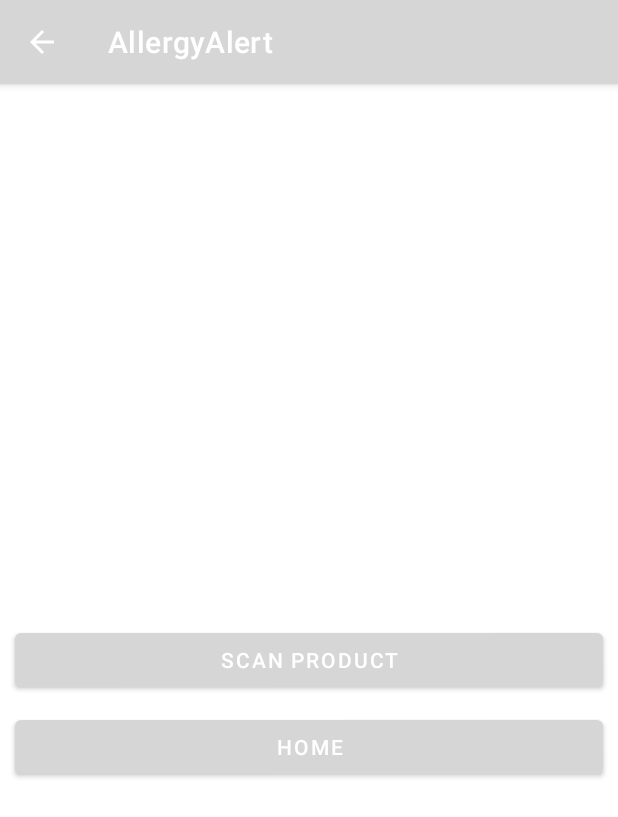
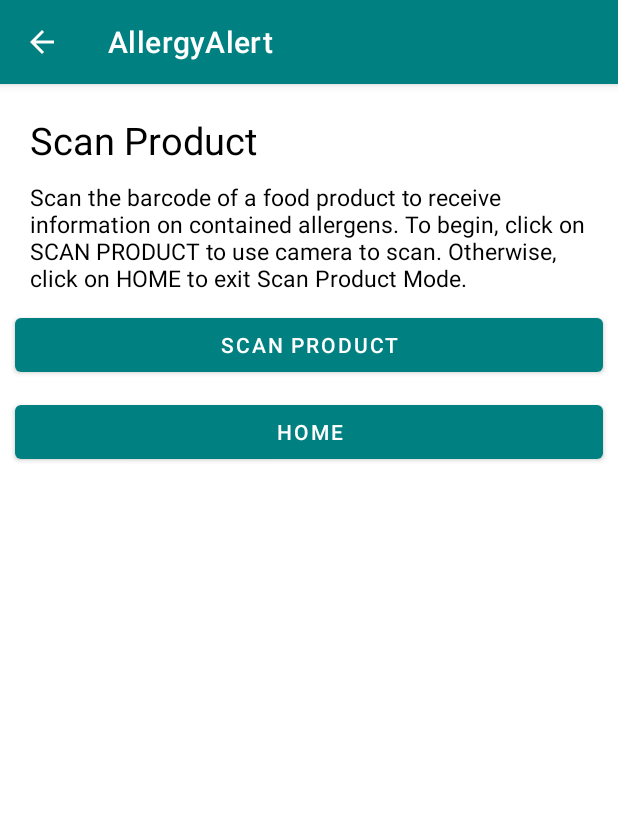
Before and after one commit to LeoBueno15/AllergyAlert, an Android app: the ScanProduct screen opened directly, with no data from a screen before it, on a phone screen of 412 x 824 dp. Shown: the top 817 px of the screen. Run offline under Robolectric (Android 15) with nearby library versions, the phone set to English and light mode, and no system bars; libraries missing offline, so code that uses them is left out: com.google.zxing.integration.

Commit message:
Commit to Allergy Alert project. Updated user UI. Can scan, search, and move across activities and fragments.

```diff
--- a/app/src/main/java/com/example/allergyalert/AddProfile.kt
+++ b/app/src/main/java/com/example/allergyalert/AddProfile.kt
@@ -8,12 +8,18 @@
 class AddProfile : AppCompatActivity() {
 
     lateinit var cancelButton: Button
+    lateinit var saveButton: Button
 
     override fun onCreate(savedInstanceState: Bundle?) {
         super.onCreate(savedInstanceState)
         setContentView(R.layout.activity_add_profile)
 
+        saveButton = findViewById(R.id.save_profile)
         cancelButton = findViewById(R.id.cancel_profile)
+
+        saveButton.setOnClickListener {
+            finish()
+        }
 
         cancelButton.setOnClickListener {
             finish()
--- /dev/null
+++ b/app/src/main/java/com/example/allergyalert/ProfilesView.kt
@@ -0,0 +1,3 @@
+package com.example.allergyalert
+
+class ProfilesView (imageRow: Int, nameRow: String){ }
--- a/app/src/main/java/com/example/allergyalert/ScanProduct.kt
+++ b/app/src/main/java/com/example/allergyalert/ScanProduct.kt
@@ -50,7 +50,7 @@
                     this.startActivity(intent)
                 }
             } else {
-                super.onActivityResult(requestCode, resultCode, data)
+                super. onActivityResult(requestCode, resultCode, data)
             }
         }
     }
--- a/app/src/main/res/layout/activity_scan_product.xml
+++ b/app/src/main/res/layout/activity_scan_product.xml
@@ -7,14 +7,38 @@
     android:id="@+id/scan_product_layout"
     tools:context=".ScanProduct">
 
+    <TextView
+        android:id="@+id/scan_title"
+        android:layout_width="match_parent"
+        android:layout_height="wrap_content"
+        android:layout_marginBottom="15dp"
+        android:layout_marginTop="20dp"
+        android:layout_marginRight="20dp"
+        android:layout_marginLeft="20dp"
+        android:text="@string/scan_product_title"
+        android:textColor="@color/black"
+        android:textSize="25sp"
+        app:layout_constraintTop_toTopOf="parent"/>
+
+    <TextView
+        android:id="@+id/scan_text"
+        android:layout_width="match_parent"
+        android:layout_height="wrap_content"
+        android:textColor="@color/black"
+        android:textSize="15sp"
+        android:layout_marginTop="10dp"
+        android:layout_marginLeft="20dp"
+        android:layout_marginRight="20dp"
+        android:text="@string/scan_product_text"
+        app:layout_constraintTop_toBottomOf="@+id/scan_title"/>
+
     <Button
         android:id="@+id/scan_button"
         android:layout_width="match_parent"
         android:layout_height="wrap_content"
+        android:layout_margin="10dp"
         android:text="@string/scan_product_now"
-        android:layout_margin="10dp"
-        app:layout_constraintBottom_toBottomOf="parent"
-        app:layout_constraintTop_toTopOf="parent" />
+        app:layout_constraintTop_toBottomOf="@+id/scan_text" />
 
     <Button
         android:id="@+id/home_button"
@@ -24,5 +48,4 @@
         android:layout_margin="10dp"
         app:layout_constraintTop_toBottomOf="@+id/scan_button" />
 
-
 </androidx.constraintlayout.widget.ConstraintLayout>
--- a/app/src/main/res/values/colors.xml
+++ b/app/src/main/res/values/colors.xml
@@ -10,4 +10,6 @@
     <color name="blue">#FF4CA3DD</color>
     <color name="coal">#FF333333</color>
     <color name="light_coal">#FF555555</color>
+    <color name="teal">#008080</color>
+    <color name="orange">#FFA500</color>
 </resources>
--- a/app/src/main/res/values/strings.xml
+++ b/app/src/main/res/values/strings.xml
@@ -9,6 +9,8 @@
 
     <string name="menu_profiles">Profiles</string>
     <string name="menu_check_product">Check Product</string>
+
+    <string name="profile_view_header_text">Profiles</string>
 
     <string name="save_button">Save</string>
     <string name="cancel_button">Cancel</string>
@@ -29,10 +31,17 @@
     <string name="scan_new_button">Scan New Product</string>
     <string name="search_new_button">Search New Product</string>
 
+    <string name="row_name_text">Name</string>
+
     <string name="add_prof_allergen">Add profile or allergen</string>
     <string-array name="days">
         <item>Peanuts</item>
         <item>Seafood</item>
     </string-array>
 
+    <string name="scan_product_title">Scan Product</string>
+    <string name="scan_product_text">Scan the barcode of a food product to receive
+    information on contained allergens. To begin, click on SCAN PRODUCT to use
+        camera to scan. Otherwise, click on HOME to exit Scan Product Mode.
+    </string>
 </resources>
```
Also changed, not shown: app/src/main/java/com/example/allergyalert/ProfilesListAdapter.kt (added, +47 -0 lines), app/src/main/java/com/example/allergyalert/ui/profiles/HomeFragment.kt (+6 -1 lines), app/src/main/res/drawable/list_view_border.xml (added, +9 -0 lines), app/src/main/res/layout/activity_add_profile.xml (+5 -5 lines), app/src/main/res/layout/fragment_check_product.xml (+22 -1 lines), app/src/main/res/layout/fragment_home.xml (+16 -3 lines), app/src/main/res/layout/profiles_row.xml (added, +23 -0 lines).
